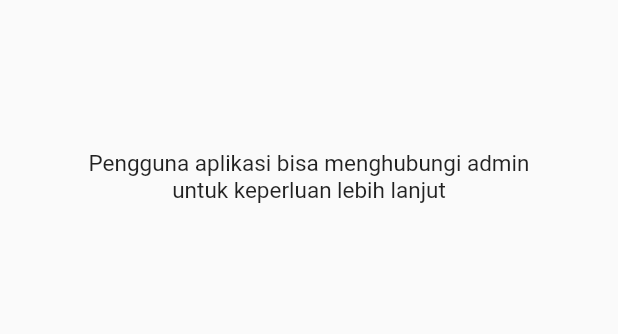
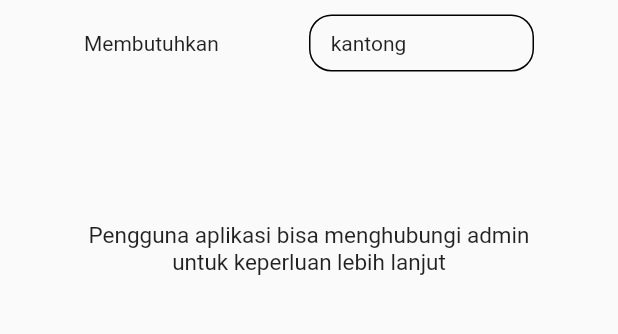
Before and after one commit to kris5kali/donor_client, a Flutter app: the UserViewPage screen opened directly with empty values, on a phone screen of 412 x 824 dp, the part 518-852 px from its top. Run offline on Flutter 3.47's test engine with Material 2 defaults, Android fonts, the phone set to English and light mode, and no system bars; our stand-ins replace cloud_firestore, firebase_auth, firebase_storage, flushbar, flutter_icons, get and 3 more; accounts and stored records are empty; network calls fail.

Commit message:
Revision Code

```diff
--- a/lib/providers/kontak_admin_page.dart
+++ b/lib/providers/kontak_admin_page.dart
@@ -20,7 +20,7 @@ class KontakAdminPage extends StatelessWidget {
         ),
       ),
       body: FutureBuilder<List<UserModel>>(
-        future: pendonorProv.fetchPendonorList(),
+        future: pendonorProv.fetchAdminList(),
         builder: (context, snapshot) {
           switch (snapshot.connectionState) {
             case ConnectionState.none:
--- a/lib/screens/acara_donor_page.dart
+++ b/lib/screens/acara_donor_page.dart
@@ -12,7 +12,10 @@ class AcaraDonorPage extends StatelessWidget {
     return Scaffold(
       appBar: AppBar(
         backgroundColor: kPrimaryColor,
-        title: Text('Acara Donor',style:kHeadline3),
+        title: Text(
+          'Acara Donor',
+          style: kHeadline3.copyWith(color: Colors.white),
+        ),
       ),
       body: FutureBuilder<List<AcaraDonorModel>>(
           future: acaraProv.fetchListAcaraDonor(),
--- a/lib/screens/user_view_page.dart
+++ b/lib/screens/user_view_page.dart
@@ -96,7 +96,7 @@ class UserViewPage extends StatelessWidget {
                       Row(
                         mainAxisAlignment: MainAxisAlignment.spaceBetween,
                         children: <Widget>[
-                          Text("Tanggal Terakhir Donor"),
+                          Text(user.role == 'Pasien'? "Tanggal Membutuhkan":'Tanggal Terakhir Donor'),
                           Container(
                               width: 150,
                               padding: EdgeInsets.all(10),
@@ -108,8 +108,22 @@ class UserViewPage extends StatelessWidget {
                                   user.tanggalMembutuhkan ?? 'Data Kosong'))
                         ],
                       ),
-                      SizedBox(height: 50),
-                      SizedBox(height: 50),
+                      SizedBox(height: 10),
+                      Row(
+                        mainAxisAlignment: MainAxisAlignment.spaceBetween,
+                        children: <Widget>[
+                          Text('Membutuhkan'),
+                          Container(
+                              width: 150,
+                              padding: EdgeInsets.all(10),
+                              decoration: BoxDecoration(
+                                border: Border.all(),
+                                borderRadius: BorderRadius.circular(15),
+                              ),
+                              child: Text("${user.membutuhkanDarah} kantong"))
+                        ],
+                      ),
+                      SizedBox(height: 100),
                       Text(
                         "Pengguna aplikasi bisa menghubungi admin \nuntuk keperluan lebih lanjut",
                         textAlign: TextAlign.center,
--- a/lib/widgets/user_card_widget.dart
+++ b/lib/widgets/user_card_widget.dart
@@ -92,7 +92,7 @@ class UserCard extends StatelessWidget {
                 Row(
                   children: <Widget>[
                     Icon(
-                      Icons.directions_car,
+                      Icons.location_on,
                       color: Colors.black,
                       size: 20,
                     ),
```
Also changed, not shown: lib/providers/pendonor_provider.dart (+8 -0 lines).
